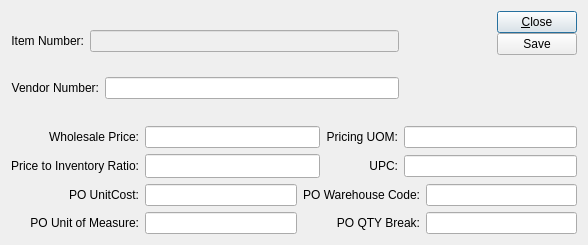
Qt form source/distribution/foundation-database/xwd/tables/pkguiform/catCost.ui (tomdatkins/xtuple) before a commit.
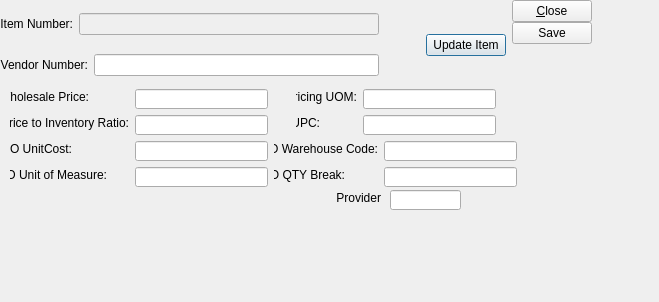
The same form after that commit. Custom widgets are drawn as their Qt base class.

What changed in the file:
```diff
--- a/source/distribution/foundation-database/xwd/tables/pkguiform/catCost.ui
+++ b/source/distribution/foundation-database/xwd/tables/pkguiform/catCost.ui
@@ -14,15 +14,22 @@
    <rect>
     <x>0</x>
     <y>0</y>
-    <width>588</width>
-    <height>245</height>
+    <width>659</width>
+    <height>302</height>
    </rect>
   </property>
   <property name="windowTitle">
    <string>Vendor Catalog Cost</string>
   </property>
-  <layout class="QVBoxLayout" name="verticalLayout_2">
-   <item>
+  <widget class="QWidget" name="layoutWidget">
+   <property name="geometry">
+    <rect>
+     <x>0</x>
+     <y>0</y>
+     <width>592</width>
+     <height>90</height>
+    </rect>
+   </property>
     <layout class="QHBoxLayout" name="horizontalLayout">
      <item>
       <layout class="QGridLayout" name="gridLayout_2">
@@ -34,6 +41,22 @@
          <property name="alignment">
           <set>Qt::AlignRight|Qt::AlignTrailing|Qt::AlignVCenter</set>
          </property>
+        <property name="buddy">
+         <cstring>_item_number</cstring>
+        </property>
+       </widget>
+      </item>
+      <item row="1" column="0" colspan="2">
+       <widget class="QLabel" name="_vend_name_Lit">
+        <property name="text">
+         <string>Vendor Number:</string>
+        </property>
+        <property name="alignment">
+         <set>Qt::AlignRight|Qt::AlignTrailing|Qt::AlignVCenter</set>
+        </property>
+        <property name="buddy">
+         <cstring>_vend_number</cstring>
+        </property>
         </widget>
        </item>
        <item row="0" column="1" colspan="2">
@@ -49,18 +72,12 @@
          </property>
         </widget>
        </item>
-       <item row="1" column="0" colspan="2">
-        <widget class="QLabel" name="_vend_name_Lit">
-         <property name="text">
-          <string>Vendor Number:</string>
-         </property>
-         <property name="alignment">
-          <set>Qt::AlignRight|Qt::AlignTrailing|Qt::AlignVCenter</set>
-         </property>
-        </widget>
-       </item>
        <item row="1" column="2">
-        <widget class="XLineEdit" name="_vend_number"/>
+       <widget class="XLineEdit" name="_vend_number">
+        <property name="defaultText">
+         <string>_vend_number</string>
+        </property>
+       </widget>
        </item>
       </layout>
      </item>
@@ -77,6 +94,13 @@
        </property>
       </spacer>
      </item>
+    <item>
+     <widget class="QPushButton" name="_updateitemcost">
+      <property name="text">
+       <string>Update Item</string>
+      </property>
+     </widget>
+    </item>
      <item>
       <layout class="QVBoxLayout" name="verticalLayout">
        <property name="spacing">
@@ -109,86 +133,134 @@
          </property>
         </spacer>
        </item>
+      <item/>
       </layout>
      </item>
     </layout>
-   </item>
-   <item>
-    <layout class="QGridLayout" name="gridLayout">
-     <item row="0" column="0">
-      <widget class="QLabel" name="_catcost_wholesale_priceLit">
+  </widget>
+  <widget class="QLabel" name="_catcost_itemsrcp_qtybreakLit">
+   <property name="geometry">
+    <rect>
+     <x>274</x>
+     <y>167</y>
+     <width>71</width>
+     <height>16</height>
+    </rect>
+   </property>
        <property name="text">
-        <string>Wholesale Price:</string>
+    <string>PO QTY Break:</string>
        </property>
        <property name="alignment">
         <set>Qt::AlignRight|Qt::AlignTrailing|Qt::AlignVCenter</set>
        </property>
-      </widget>
-     </item>
-     <item row="0" column="1" colspan="2">
-      <widget class="XLineEdit" name="_wholesale_price"/>
-     </item>
-     <item row="0" column="3">
+   <property name="buddy">
+    <cstring>_itemsrcp_qtybreak</cstring>
+   </property>
+  </widget>
+  <widget class="QLabel" name="_po_uomLit">
+   <property name="geometry">
+    <rect>
+     <x>10</x>
+     <y>167</y>
+     <width>97</width>
+     <height>16</height>
+    </rect>
+   </property>
+   <property name="text">
+    <string>PO Unit of Measure:</string>
+   </property>
+   <property name="alignment">
+    <set>Qt::AlignRight|Qt::AlignTrailing|Qt::AlignVCenter</set>
+   </property>
+   <property name="buddy">
+    <cstring>_po_uom</cstring>
+   </property>
+  </widget>
       <widget class="QLabel" name="_catcost_price_uomLit">
+   <property name="geometry">
+    <rect>
+     <x>296</x>
+     <y>89</y>
+     <width>61</width>
+     <height>16</height>
+    </rect>
+   </property>
        <property name="text">
         <string>Pricing UOM:</string>
        </property>
        <property name="alignment">
         <set>Qt::AlignRight|Qt::AlignTrailing|Qt::AlignVCenter</set>
        </property>
-      </widget>
-     </item>
-     <item row="0" column="4" colspan="2">
-      <widget class="XLineEdit" name="_price_uom"/>
-     </item>
-     <item row="1" column="0">
+   <property name="buddy">
+    <cstring>_price_uom</cstring>
+   </property>
+  </widget>
       <widget class="QLabel" name="_PricetoinvLit">
+   <property name="geometry">
+    <rect>
+     <x>10</x>
+     <y>115</y>
+     <width>119</width>
+     <height>16</height>
+    </rect>
+   </property>
        <property name="text">
         <string>Price to Inventory Ratio:</string>
        </property>
        <property name="alignment">
         <set>Qt::AlignRight|Qt::AlignTrailing|Qt::AlignVCenter</set>
        </property>
-      </widget>
-     </item>
-     <item row="1" column="1" colspan="2">
-      <widget class="XLineEdit" name="_invvendoruomratio">
-       <property name="sizePolicy">
-        <sizepolicy hsizetype="Expanding" vsizetype="Expanding">
-         <horstretch>0</horstretch>
-         <verstretch>0</verstretch>
-        </sizepolicy>
-       </property>
-      </widget>
-     </item>
-     <item row="1" column="3">
+   <property name="buddy">
+    <cstring>_invvendoruomratio</cstring>
+   </property>
+  </widget>
       <widget class="QLabel" name="_upcLit">
+   <property name="geometry">
+    <rect>
+     <x>296</x>
+     <y>115</y>
+     <width>24</width>
+     <height>16</height>
+    </rect>
+   </property>
        <property name="text">
         <string>UPC:</string>
        </property>
        <property name="alignment">
         <set>Qt::AlignRight|Qt::AlignTrailing|Qt::AlignVCenter</set>
        </property>
-      </widget>
-     </item>
-     <item row="1" column="4" colspan="2">
-      <widget class="XLineEdit" name="_upc"/>
-     </item>
-     <item row="2" column="0">
+   <property name="buddy">
+    <cstring>_upc</cstring>
+   </property>
+  </widget>
       <widget class="QLabel" name="_po_unitcostLit">
+   <property name="geometry">
+    <rect>
+     <x>10</x>
+     <y>141</y>
+     <width>62</width>
+     <height>16</height>
+    </rect>
+   </property>
        <property name="text">
         <string>PO UnitCost:</string>
        </property>
        <property name="alignment">
         <set>Qt::AlignRight|Qt::AlignTrailing|Qt::AlignVCenter</set>
        </property>
-      </widget>
-     </item>
-     <item row="2" column="1">
-      <widget class="XLineEdit" name="_po_cost"/>
-     </item>
-     <item row="2" column="2" colspan="3">
+   <property name="buddy">
+    <cstring>_po_cost</cstring>
+   </property>
+  </widget>
       <widget class="QLabel" name="_catcost_whs_codeLit">
+   <property name="geometry">
+    <rect>
+     <x>274</x>
+     <y>141</y>
+     <width>104</width>
+     <height>16</height>
+    </rect>
+   </property>
        <property name="text">
         <string>PO Warehouse Code:</string>
        </property>
@@ -196,62 +268,165 @@
         <set>Qt::AlignRight|Qt::AlignTrailing|Qt::AlignVCenter</set>
        </property>
       </widget>
-     </item>
-     <item row="2" column="5">
-      <widget class="XLineEdit" name="_warehous_code"/>
-     </item>
-     <item row="3" column="0">
-      <widget class="QLabel" name="_po_uomLit">
+  <widget class="QLabel" name="_catcost_wholesale_priceLit">
+   <property name="geometry">
+    <rect>
+     <x>10</x>
+     <y>89</y>
+     <width>79</width>
+     <height>16</height>
+    </rect>
+   </property>
        <property name="text">
-        <string>PO Unit of Measure:</string>
+    <string>Wholesale Price:</string>
        </property>
        <property name="alignment">
         <set>Qt::AlignRight|Qt::AlignTrailing|Qt::AlignVCenter</set>
        </property>
-      </widget>
-     </item>
-     <item row="3" column="1">
-      <widget class="XLineEdit" name="_po_uom"/>
-     </item>
-     <item row="3" column="2" colspan="3">
-      <widget class="QLabel" name="_catcost_itemsrcp_qtybreakLit">
+   <property name="buddy">
+    <cstring>_wholesale_price</cstring>
+   </property>
+  </widget>
+  <widget class="XLineEdit" name="_wholesale_price">
+   <property name="geometry">
+    <rect>
+     <x>135</x>
+     <y>89</y>
+     <width>133</width>
+     <height>20</height>
+    </rect>
+   </property>
+  </widget>
+  <widget class="XLineEdit" name="_price_uom">
+   <property name="geometry">
+    <rect>
+     <x>363</x>
+     <y>89</y>
+     <width>133</width>
+     <height>20</height>
+    </rect>
+   </property>
+  </widget>
+  <widget class="XLineEdit" name="_upc">
+   <property name="geometry">
+    <rect>
+     <x>363</x>
+     <y>115</y>
+     <width>133</width>
+     <height>20</height>
+    </rect>
+   </property>
+  </widget>
+  <widget class="XLineEdit" name="_po_cost">
+   <property name="geometry">
+    <rect>
+     <x>135</x>
+     <y>141</y>
+     <width>133</width>
+     <height>20</height>
+    </rect>
+   </property>
+  </widget>
+  <widget class="XLineEdit" name="_po_uom">
+   <property name="geometry">
+    <rect>
+     <x>135</x>
+     <y>167</y>
+     <width>133</width>
+     <height>20</height>
+    </rect>
+   </property>
+  </widget>
+  <widget class="XLineEdit" name="_invvendoruomratio">
+   <property name="geometry">
+    <rect>
+     <x>135</x>
+     <y>115</y>
+     <width>133</width>
+     <height>20</height>
+    </rect>
+   </property>
+   <property name="sizePolicy">
+    <sizepolicy hsizetype="Expanding" vsizetype="Expanding">
+     <horstretch>0</horstretch>
+     <verstretch>0</verstretch>
+    </sizepolicy>
+   </property>
+  </widget>
+  <widget class="XLineEdit" name="_warehous_code">
+   <property name="geometry">
+    <rect>
+     <x>384</x>
+     <y>141</y>
+     <width>133</width>
+     <height>20</height>
+    </rect>
+   </property>
+   <property name="defaultText">
+    <string>_warehous_code</string>
+   </property>
+  </widget>
+  <widget class="XLineEdit" name="_itemsrcp_qtybreak">
+   <property name="geometry">
+    <rect>
+     <x>384</x>
+     <y>167</y>
+     <width>133</width>
+     <height>20</height>
+    </rect>
+   </property>
+  </widget>
+  <widget class="XLineEdit" name="_provider">
+   <property name="geometry">
+    <rect>
+     <x>390</x>
+     <y>190</y>
+     <width>71</width>
+     <height>20</height>
+    </rect>
+   </property>
+   <property name="readOnly">
+    <bool>true</bool>
+   </property>
+  </widget>
+  <widget class="QLabel" name="_providerLit">
+   <property name="geometry">
+    <rect>
+     <x>310</x>
+     <y>190</y>
+     <width>71</width>
+     <height>16</height>
+    </rect>
+   </property>
        <property name="text">
-        <string>PO QTY Break:</string>
+    <string>Provider</string>
        </property>
        <property name="alignment">
         <set>Qt::AlignRight|Qt::AlignTrailing|Qt::AlignVCenter</set>
        </property>
-      </widget>
-     </item>
-     <item row="3" column="5">
-      <widget class="XLineEdit" name="_itemsrcp_qtybreak"/>
-     </item>
-    </layout>
-   </item>
-  </layout>
-  <zorder>horizontalSpacer</zorder>
-  <zorder>_catcost_item_numberLIT</zorder>
-  <zorder>_item_number</zorder>
-  <zorder></zorder>
-  <zorder>_vend_number</zorder>
-  <zorder>_vend_name_Lit</zorder>
-  <zorder>_wholesale_price</zorder>
-  <zorder>_catcost_wholesale_priceLit</zorder>
-  <zorder>_PricetoinvLit</zorder>
+   <property name="buddy">
+    <cstring>_provider</cstring>
+   </property>
+  </widget>
+  <zorder>_catcost_itemsrcp_qtybreakLit</zorder>
+  <zorder>_po_uomLit</zorder>
   <zorder>_catcost_price_uomLit</zorder>
-  <zorder>_warehous_code</zorder>
-  <zorder>_catcost_whs_codeLit</zorder>
-  <zorder>_upc</zorder>
+  <zorder>_PricetoinvLit</zorder>
   <zorder>_upcLit</zorder>
-  <zorder>_catcost_itemsrcp_qtybreakLit</zorder>
-  <zorder>_price_uom</zorder>
   <zorder>_po_unitcostLit</zorder>
-  <zorder>_po_uomLit</zorder>
+  <zorder>_catcost_whs_codeLit</zorder>
+  <zorder>_catcost_wholesale_priceLit</zorder>
   <zorder>_wholesale_price</zorder>
+  <zorder>_price_uom</zorder>
+  <zorder>_upc</zorder>
   <zorder>_po_cost</zorder>
-  <zorder>_itemsrcp_qtybreak</zorder>
   <zorder>_po_uom</zorder>
   <zorder>_invvendoruomratio</zorder>
+  <zorder>_warehous_code</zorder>
+  <zorder>_itemsrcp_qtybreak</zorder>
+  <zorder>layoutWidget</zorder>
+  <zorder>_provider</zorder>
+  <zorder>_providerLit</zorder>
  </widget>
  <customwidgets>
   <customwidget>
```
Lines whose indentation alone changed are shown as unchanged.
